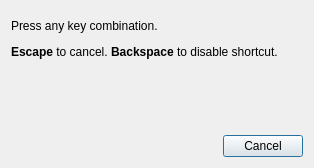
Qt form src/ui/shortcutdialog.ui (hluk/CopyQ) before a commit.
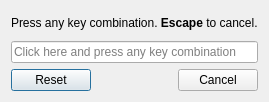
The same form after that commit.

Commit message:
Allow to override Backspace key
Remove shortcut with a "Remove Shortcut" button.

```diff
--- a/src/ui/shortcutdialog.ui
+++ b/src/ui/shortcutdialog.ui
@@ -6,8 +6,8 @@
    <rect>
     <x>0</x>
     <y>0</y>
-    <width>314</width>
-    <height>168</height>
+    <width>268</width>
+    <height>102</height>
    </rect>
   </property>
   <property name="windowTitle">
@@ -17,29 +17,20 @@
    <item>
     <widget class="QLabel" name="labelHelp">
      <property name="text">
-      <string>&lt;html&gt;&lt;head/&gt;&lt;body&gt;&lt;p&gt;Press any key combination.&lt;/p&gt;&lt;p&gt;&lt;span style=&quot; font-weight:600;&quot;&gt;Escape&lt;/span&gt; to cancel. &lt;span style=&quot; font-weight:600;&quot;&gt;Backspace&lt;/span&gt; to disable shortcut.&lt;/p&gt;&lt;/body&gt;&lt;/html&gt;</string>
+      <string>&lt;html&gt;&lt;head/&gt;&lt;body&gt;&lt;p&gt;Press any key combination. &lt;span style=&quot; font-weight:600;&quot;&gt;Escape&lt;/span&gt; to cancel.&lt;/p&gt;&lt;/body&gt;&lt;/html&gt;</string>
      </property>
     </widget>
    </item>
    <item>
-    <widget class="QLabel" name="label">
-     <property name="focusPolicy">
-      <enum>Qt::StrongFocus</enum>
+    <widget class="QLineEdit" name="lineEditShortcut">
+     <property name="contextMenuPolicy">
+      <enum>Qt::NoContextMenu</enum>
      </property>
-     <property name="styleSheet">
-      <string notr="true">QLabel {
-	font-size: 18pt;
-	font-weight: bold;
-}</string>
+     <property name="readOnly">
+      <bool>true</bool>
      </property>
-     <property name="text">
-      <string/>
-     </property>
-     <property name="textFormat">
-      <enum>Qt::PlainText</enum>
-     </property>
-     <property name="alignment">
-      <set>Qt::AlignCenter</set>
+     <property name="placeholderText">
+      <string>Click here and press any key combination</string>
      </property>
     </widget>
    </item>
@@ -49,7 +40,7 @@
       <enum>Qt::Horizontal</enum>
      </property>
      <property name="standardButtons">
-      <set>QDialogButtonBox::Cancel</set>
+      <set>QDialogButtonBox::Cancel|QDialogButtonBox::Reset</set>
      </property>
     </widget>
    </item>
```
The commit also changes 3 other files.
